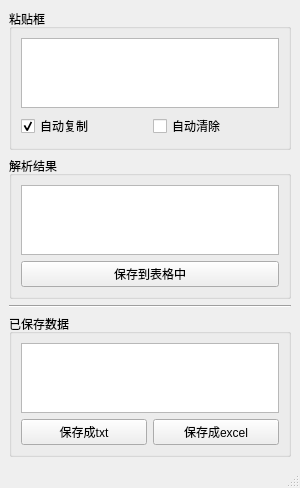
Above: PointParser.ui from qiming10/PointParser before the change. Below: the same form after it.
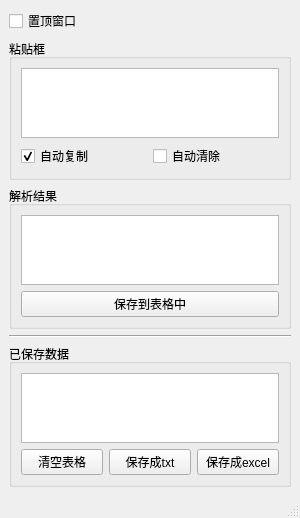
That is the form after the change.

Diff of the .ui file:
```diff
--- a/PointParser.ui
+++ b/PointParser.ui
@@ -7,14 +7,21 @@
     <x>0</x>
     <y>0</y>
     <width>300</width>
-    <height>456</height>
+    <height>476</height>
    </rect>
   </property>
   <property name="windowTitle">
    <string>Point Parser</string>
   </property>
   <widget class="QWidget" name="centralwidget">
-   <layout class="QVBoxLayout" name="verticalLayout_4" stretch="2,2,0,6">
+   <layout class="QVBoxLayout" name="verticalLayout_4" stretch="0,2,2,0,6">
+    <item>
+     <widget class="QCheckBox" name="chkbox_top_window">
+      <property name="text">
+       <string>置顶窗口</string>
+      </property>
+     </widget>
+    </item>
     <item>
      <widget class="QGroupBox" name="gbox_input">
       <property name="title">
@@ -98,6 +105,13 @@
        </item>
        <item>
         <layout class="QHBoxLayout" name="horizontalLayout">
+         <item>
+          <widget class="QPushButton" name="btn_clear_tbl">
+           <property name="text">
+            <string>清空表格</string>
+           </property>
+          </widget>
+         </item>
          <item>
           <widget class="QPushButton" name="btn_save2txt">
            <property name="text">
```
